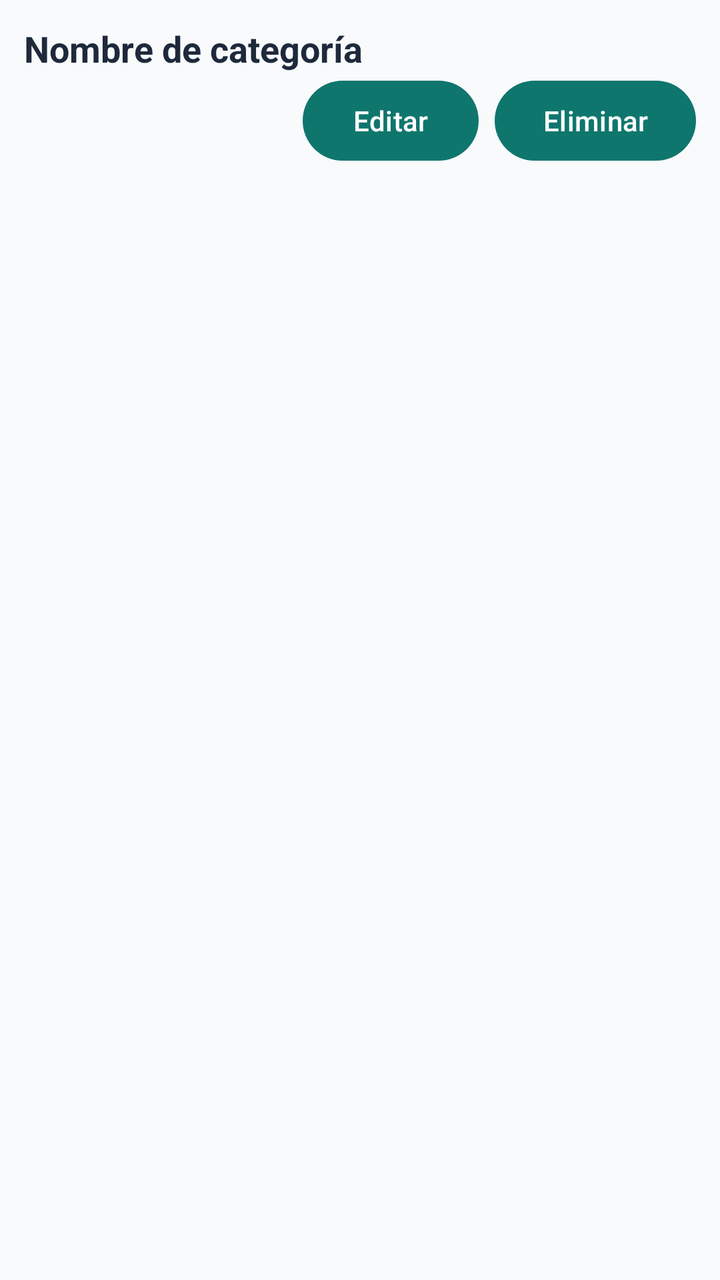
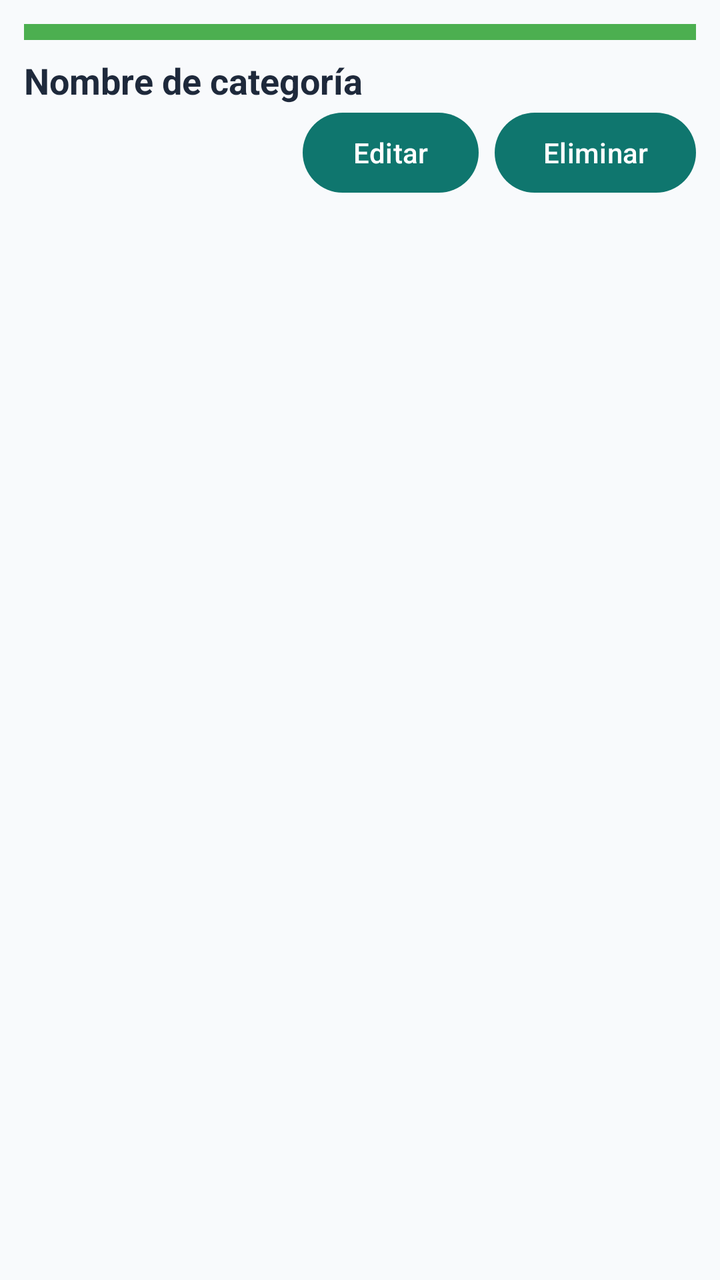

Screens rendered from an Android XML layout before and after an edit, with the pre-edit source and the edit as a unified diff.
<!-- AndroidManifest.xml: application theme Theme.OrganizaMe -->
<!-- res/layout/tarjeta_categoria.xml -->
<?xml version="1.0" encoding="utf-8"?>
<LinearLayout
    xmlns:android="http://schemas.android.com/apk/res/android"
    android:layout_width="match_parent"
    android:layout_height="wrap_content"
    android:layout_marginBottom="8dp"
    android:padding="12dp"
    android:orientation="vertical"
    android:background="@color/background"
    android:elevation="2dp">

    <TextView
        android:id="@+id/nombreCategoria"
        android:layout_width="match_parent"
        android:layout_height="wrap_content"
        android:text="Nombre de categoría"
        android:textSize="18sp"
        android:textStyle="bold"
        android:textColor="@color/on_background" />

    <LinearLayout
        android:layout_width="match_parent"
        android:layout_height="wrap_content"
        android:orientation="horizontal"
        android:gravity="end">

        <Button
            android:id="@+id/btnEditarCategoria"
            android:layout_width="wrap_content"
            android:layout_height="wrap_content"
            android:text="Editar" />

        <Button
            android:id="@+id/btnEliminarCategoria"
            android:layout_width="wrap_content"
            android:layout_height="wrap_content"
            android:layout_marginStart="8dp"
            android:text="Eliminar" />

    </LinearLayout>

</LinearLayout>
<!-- resources referenced by this layout -->
<resources>
  <color name="background">#F8FAFC</color>
  <color name="on_background">#1E293B</color>
  <style name="Theme.OrganizaMe" parent="Theme.Material3.DayNight.NoActionBar">
          <item name="colorPrimary">@color/primary</item>
          <item name="colorPrimaryDark">@color/primary_dark</item>
          <item name="colorSecondary">@color/secondary</item>
          <item name="android:windowLightStatusBar">true</item>
          <item name="android:navigationBarColor">@color/background</item>
          <item name="android:windowBackground">@color/background</item>
      </style>
  <color name="primary">#0F766E</color>
  <color name="primary_dark">#134E4A</color>
  <color name="secondary">#2563EB</color>
</resources>

<!-- the commit's change to res/layout/tarjeta_categoria.xml (unified diff, before → after) -->
@@ -8,6 +8,13 @@
     android:orientation="vertical"
     android:background="@color/background"
     android:elevation="2dp">
+
+    <View
+        android:id="@+id/indicadorColorCategoria"
+        android:layout_width="match_parent"
+        android:layout_height="8dp"
+        android:layout_marginBottom="8dp"
+        android:background="#4CAF50" />
 
     <TextView
         android:id="@+id/nombreCategoria"
